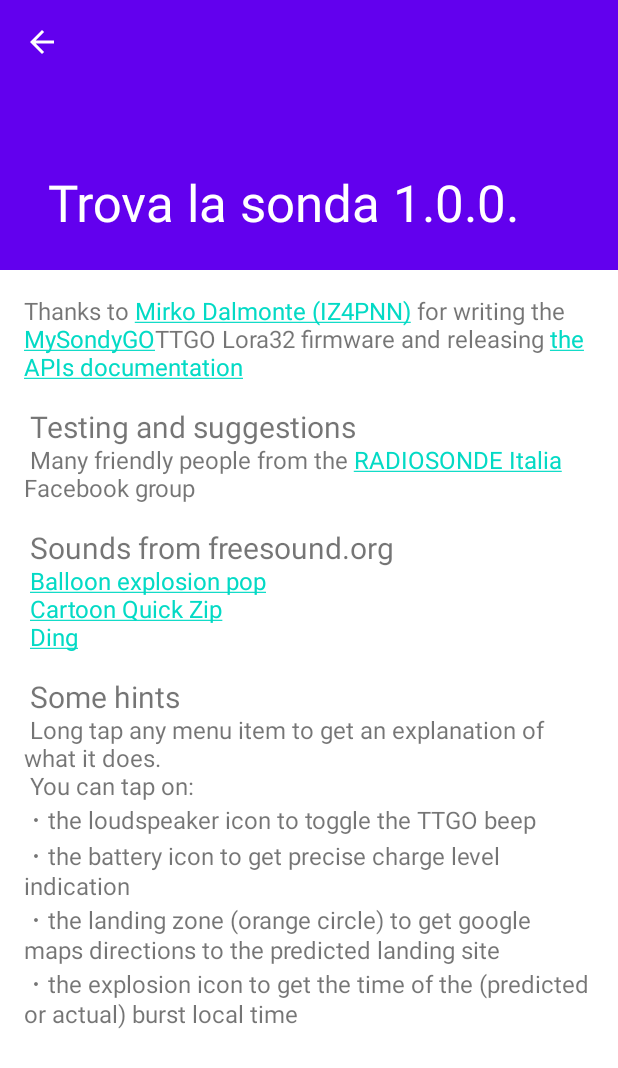
After one commit to buttim/TrovaLaSonda, an Android app: the ScrollingActivity screen opened directly, with no data from a screen before it, on a phone screen of 412 x 824 dp. The commit adds this screen. Shown: the top 1068 px of the screen. Run offline under Robolectric (Android 15) with nearby library versions, the phone set to English and light mode, and no system bars; our stand-ins replace RxJava; libraries missing offline, so code that uses them is left out: com.harrysoft.androidbluetoothserial, org.osmdroid.config, org.osmdroid.events, org.osmdroid.tileprovider, org.osmdroid.util and 1 more.

Commit message:
adds info page

```diff
--- /dev/null
+++ b/app/src/main/java/eu/ydiaeresis/trovalasonda/ScrollingActivity.kt
@@ -0,0 +1,34 @@
+package eu.ydiaeresis.trovalasonda
+
+import android.os.Bundle
+import android.text.method.LinkMovementMethod
+import android.view.MenuItem
+import com.google.android.material.appbar.CollapsingToolbarLayout
+import com.google.android.material.floatingactionbutton.FloatingActionButton
+import com.google.android.material.snackbar.Snackbar
+import androidx.appcompat.app.AppCompatActivity
+import eu.ydiaeresis.trovalasonda.databinding.ActivityScrollingBinding
+
+class ScrollingActivity : AppCompatActivity() {
+    private lateinit var binding: ActivityScrollingBinding
+
+    override fun onCreate(savedInstanceState: Bundle?) {
+        super.onCreate(savedInstanceState)
+
+        binding = ActivityScrollingBinding.inflate(layoutInflater)
+        setContentView(binding.root)
+
+        setSupportActionBar(findViewById(R.id.toolbar))
+        supportActionBar?.setDisplayHomeAsUpEnabled(true)
+        binding.toolbarLayout.title = "${title} ${BuildConfig.VERSION_NAME}"
+        binding.content.text?.movementMethod= LinkMovementMethod.getInstance()
+    }
+
+    override fun onOptionsItemSelected(item: MenuItem): Boolean {
+        return if (item.itemId == android.R.id.home) {
+            onBackPressed()
+            true
+        } else
+            super.onOptionsItemSelected(item)
+    }
+}
--- /dev/null
+++ b/app/src/main/res/layout-w1240dp/content_scrolling.xml
@@ -0,0 +1,18 @@
+<?xml version="1.0" encoding="utf-8"?>
+<androidx.core.widget.NestedScrollView xmlns:android="http://schemas.android.com/apk/res/android"
+    xmlns:app="http://schemas.android.com/apk/res-auto"
+    xmlns:tools="http://schemas.android.com/tools"
+    android:layout_width="match_parent"
+    android:layout_height="match_parent"
+    app:layout_behavior="@string/appbar_scrolling_view_behavior"
+    tools:context=".ScrollingActivity"
+    tools:showIn="@layout/activity_scrolling">
+
+    <TextView
+        android:layout_width="wrap_content"
+        android:layout_height="wrap_content"
+        android:layout_marginStart="200dp"
+        android:layout_marginTop="48dp"
+        android:layout_marginEnd="200dp"
+        android:text="@string/large_text" />
+</androidx.core.widget.NestedScrollView>
--- /dev/null
+++ b/app/src/main/res/layout-w936dp/content_scrolling.xml
@@ -0,0 +1,24 @@
+<?xml version="1.0" encoding="utf-8"?>
+<androidx.constraintlayout.widget.ConstraintLayout xmlns:android="http://schemas.android.com/apk/res/android"
+    xmlns:app="http://schemas.android.com/apk/res-auto"
+    xmlns:tools="http://schemas.android.com/tools"
+    android:layout_width="match_parent"
+    android:layout_height="match_parent"
+    app:layout_behavior="@string/appbar_scrolling_view_behavior"
+    tools:context=".ScrollingActivity"
+    tools:showIn="@layout/activity_scrolling">
+
+    <androidx.core.widget.NestedScrollView
+        android:layout_width="840dp"
+        android:layout_height="match_parent"
+        app:layout_constraintEnd_toEndOf="parent"
+        app:layout_constraintStart_toStartOf="parent"
+        app:layout_constraintTop_toTopOf="parent">
+
+        <TextView
+            android:layout_width="wrap_content"
+            android:layout_height="wrap_content"
+            android:layout_marginTop="48dp"
+            android:text="@string/large_text" />
+    </androidx.core.widget.NestedScrollView>
+</androidx.constraintlayout.widget.ConstraintLayout>
--- /dev/null
+++ b/app/src/main/res/layout/activity_scrolling.xml
@@ -0,0 +1,40 @@
+<?xml version="1.0" encoding="utf-8"?>
+<androidx.coordinatorlayout.widget.CoordinatorLayout xmlns:android="http://schemas.android.com/apk/res/android"
+    xmlns:app="http://schemas.android.com/apk/res-auto"
+    xmlns:tools="http://schemas.android.com/tools"
+    android:layout_width="match_parent"
+    android:layout_height="match_parent"
+    android:fitsSystemWindows="true"
+    tools:context=".ScrollingActivity">
+
+    <com.google.android.material.appbar.AppBarLayout
+        android:id="@+id/app_bar"
+        android:layout_width="match_parent"
+        android:layout_height="@dimen/app_bar_height"
+        android:fitsSystemWindows="true"
+        android:theme="@style/Theme.TrovaLaSonda.AppBarOverlay">
+
+        <com.google.android.material.appbar.CollapsingToolbarLayout
+            android:id="@+id/toolbar_layout"
+            style="@style/Widget.MaterialComponents.Toolbar.Primary"
+            android:layout_width="match_parent"
+            android:layout_height="match_parent"
+            android:fitsSystemWindows="true"
+            app:contentScrim="?attr/colorPrimary"
+            app:layout_scrollFlags="scroll|exitUntilCollapsed"
+            app:toolbarId="@+id/toolbar">
+
+            <androidx.appcompat.widget.Toolbar
+                android:id="@+id/toolbar"
+                android:layout_width="match_parent"
+                android:layout_height="?attr/actionBarSize"
+                app:layout_collapseMode="pin"
+                app:popupTheme="@style/Theme.TrovaLaSonda.PopupOverlay" />
+
+        </com.google.android.material.appbar.CollapsingToolbarLayout>
+    </com.google.android.material.appbar.AppBarLayout>
+
+    <include layout="@layout/content_scrolling"
+        android:id="@+id/content"/>
+
+</androidx.coordinatorlayout.widget.CoordinatorLayout>
--- /dev/null
+++ b/app/src/main/res/layout/content_scrolling.xml
@@ -0,0 +1,19 @@
+<?xml version="1.0" encoding="utf-8"?>
+<androidx.core.widget.NestedScrollView xmlns:android="http://schemas.android.com/apk/res/android"
+    xmlns:app="http://schemas.android.com/apk/res-auto"
+    xmlns:tools="http://schemas.android.com/tools"
+    android:layout_width="match_parent"
+    android:layout_height="match_parent"
+    app:layout_behavior="@string/appbar_scrolling_view_behavior"
+    tools:context=".ScrollingActivity"
+    tools:showIn="@layout/activity_scrolling">
+
+    <TextView
+        android:id="@+id/text"
+        android:layout_width="wrap_content"
+        android:layout_height="wrap_content"
+        android:layout_margin="@dimen/text_margin"
+        android:text="@string/large_text"
+        android:textSize="16sp" />
+
+</androidx.core.widget.NestedScrollView>
--- /dev/null
+++ b/app/src/main/res/values-land/dimens.xml
@@ -0,0 +1,4 @@
+<resources>
+    <dimen name="fab_margin">48dp</dimen>
+    <dimen name="text_margin">48dp</dimen>
+</resources>
--- /dev/null
+++ b/app/src/main/res/values-w1240dp/dimens.xml
@@ -0,0 +1,3 @@
+<resources>
+    <dimen name="fab_margin">200dp</dimen>
+</resources>
--- /dev/null
+++ b/app/src/main/res/values-w600dp/dimens.xml
@@ -0,0 +1,4 @@
+<resources>
+    <dimen name="fab_margin">48dp</dimen>
+    <dimen name="text_margin">48dp</dimen>
+</resources>
--- a/app/src/main/res/values/dimens.xml
+++ b/app/src/main/res/values/dimens.xml
@@ -1,3 +1,5 @@
 <resources>
     <dimen name="fab_margin">16dp</dimen>
+    <dimen name="app_bar_height">180dp</dimen>
+    <dimen name="text_margin">16dp</dimen>
 </resources>
--- /dev/null
+++ b/app/src/main/res/values/infos.xml
@@ -0,0 +1,22 @@
+<?xml version="1.0" encoding="utf-8"?>
+<resources>
+    <string name="large_text">Thanks to
+<a href='https://www.facebook.com/Dalmonte.Mirko'>Mirko Dalmonte (IZ4PNN)</a> for writing
+the <a href='https://mysondy.altervista.org/mysondygo.php'>MySondyGO</a>TTGO Lora32 firmware and
+releasing <a href='https://download.farenight.it/MySondyGoAPI.pdf'>the APIs documentation</a>\n\n
+<big>Testing and suggestions</big>\n
+Many friendly people from the
+<a href='https://www.facebook.com/groups/919693011428093'>RADIOSONDE Italia</a> Facebook group\n\n
+<big>Sounds from freesound.org</big>\n
+<a href='https://freesound.org/people/EminYILDIRIM/sounds/541192/'>Balloon explosion pop</a>\n
+<a href='https://freesound.org/people/se2001/sounds/541506'>Cartoon Quick Zip</a>\n
+<a href='https://freesound.org/people/ammaro/sounds/573381'>Ding</a>\n\n
+<big>Some hints</big>\n
+Long tap any menu item to get an explanation of what it does.\n
+You can tap on:\n
+    ･ the loudspeaker icon to toggle the TTGO beep\n
+    ･ the battery icon to get precise charge level indication\n
+    ･ the landing zone (orange circle) to get google maps directions to the predicted landing site\n
+    ･ the explosion icon to get the time of the (predicted or actual) burst local time\n
+    </string>
+</resources>
--- a/app/src/main/res/values/strings.xml
+++ b/app/src/main/res/values/strings.xml
@@ -37,6 +37,7 @@
     <string name="launch_navigation">Launch navigation</string>
     <string name="settings">Settings</string>
     <string name="save">Save</string>
+    <string name="title_activity_scrolling">Trova la sonda</string>
     <string-array name="display_types">
         <item>SSD1306</item>
         <item>SH1106</item>
```
Also changed, not shown: app/src/main/AndroidManifest.xml (+28 -16 lines), app/src/main/java/eu/ydiaeresis/trovalasonda/FullscreenActivity.kt (+3 -7 lines), app/src/main/res/menu/menu_scrolling.xml (added, +10 -0 lines), app/src/main/res/layout/activity_settings.xml (indentation only), app/src/main/res/values/themes.xml (line endings or trailing spaces), 1 other file.
